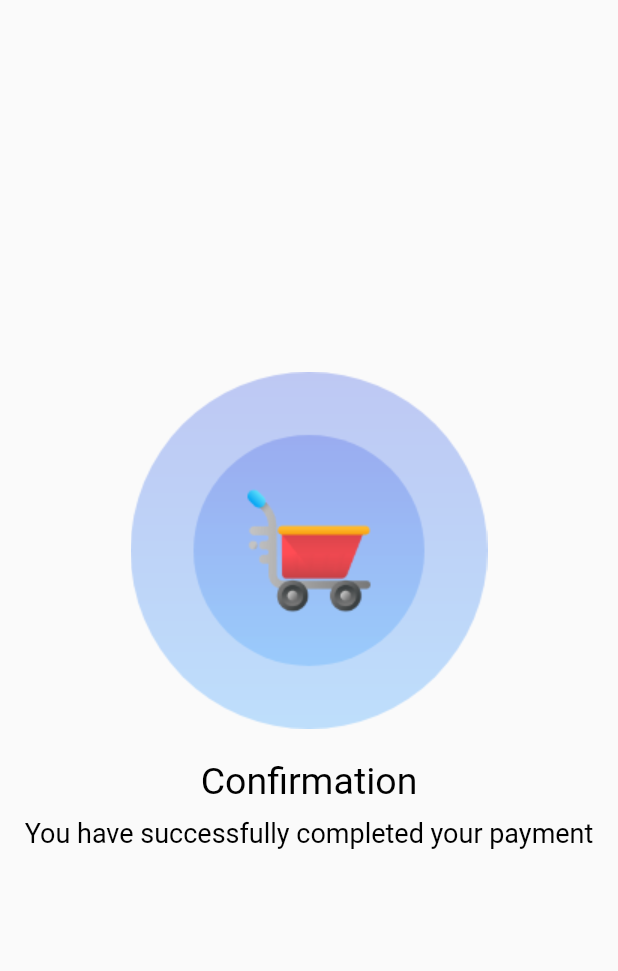
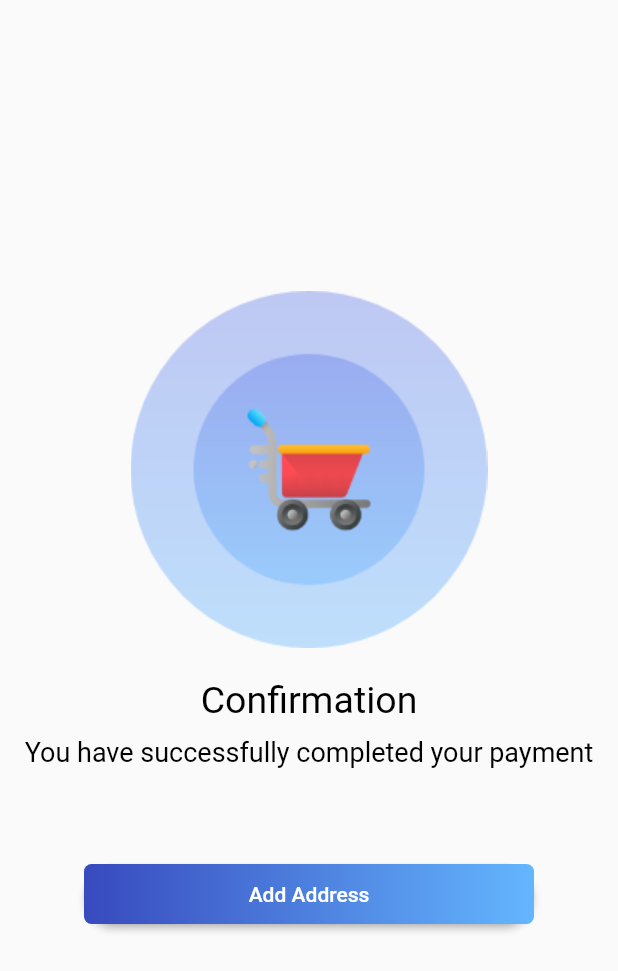
Before and after one commit to AminullahTajMuhammad/E-Commerce-UI-Kit, a Flutter app: the ConfirmScreen screen opened directly, on a phone screen of 412 x 824 dp. Shown: the top 971 px of the screen. Run offline on Flutter 3.47's test engine with Material 2 defaults, Android fonts, the phone set to English and light mode, and no system bars.

```diff
--- a/lib/screens/confirm_screen.dart
+++ b/lib/screens/confirm_screen.dart
@@ -1,4 +1,5 @@
 import 'package:flutter/material.dart';
+import 'profile_screen.dart';
 
 class ConfirmScreen extends StatefulWidget {
   @override
@@ -43,7 +44,41 @@ class LunchState extends State<ConfirmScreen> {
                     color: Colors.black
                 ),
               ),
-            )
+            ),
+
+            Center(
+                child: Container(
+                    margin: EdgeInsets.only(top: 50.0, bottom: 10.0),
+                    child: RaisedButton(
+                      onPressed: () {
+                        Navigator.of(context).push(MaterialPageRoute(builder: (context) => ProfileScreen()));
+                      }, // Click Listener
+
+                      shape: RoundedRectangleBorder(borderRadius: BorderRadius.circular(80.0)),
+                      padding: const EdgeInsets.all(0.0),
+                      child: Ink(
+                        decoration: BoxDecoration(
+                            gradient: LinearGradient(colors: [new Color(0xff374ABE), new Color(0xff64B6FF)],
+                                begin: Alignment.centerLeft,
+                                end: Alignment.centerRight
+                            ),
+                            borderRadius: BorderRadius.all(Radius.circular(5.0))
+                        ),
+                        child: Container(
+                          constraints: const BoxConstraints(maxWidth: 300.0, minHeight: 40.0), // min sizes for Material buttons
+                          alignment: Alignment.center,
+                          child: const Text(
+                            'Add Address',
+                            textAlign: TextAlign.center,
+                            style: TextStyle(
+                                color: Colors.white
+                            ),
+                          ),
+                        ),
+                      ),
+                    )
+                )
+            ),
           ],
         )
       ],
```
Also changed, not shown: lib/screens/profile_screen.dart (added, +125 -0 lines).
